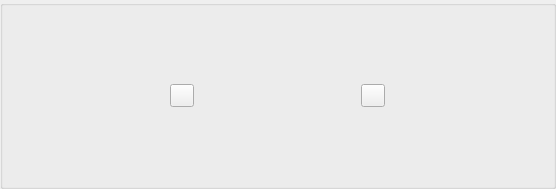
Frodo45127/runcher, file ui_templates/actions_groupbox.ui: the form before one commit.
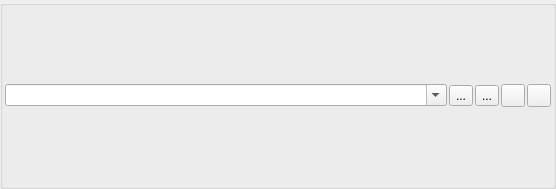
The form after the commit. Icons and pictures are not drawn. Custom widgets are drawn as their Qt base class.

Commit message: Rudimentary profile system implemented.

What changed in the file:
```diff
--- a/ui_templates/actions_groupbox.ui
+++ b/ui_templates/actions_groupbox.ui
@@ -29,7 +29,7 @@
    <property name="spacing">
     <number>2</number>
    </property>
-   <item row="0" column="1">
+   <item row="0" column="4">
     <widget class="QToolButton" name="play_button">
      <property name="text">
       <string/>
@@ -40,17 +40,46 @@
     </widget>
    </item>
    <item row="0" column="0">
+    <widget class="KComboBox" name="profile_combobox">
+     <property name="editable">
+      <bool>true</bool>
+     </property>
+    </widget>
+   </item>
+   <item row="0" column="3">
     <widget class="QToolButton" name="settings_button">
      <property name="text">
       <string/>
      </property>
      <property name="icon">
-      <iconset theme="settings-configure"/>
+      <iconset theme="settings-configure">
+       <normaloff>.</normaloff>.</iconset>
+     </property>
+    </widget>
+   </item>
+   <item row="0" column="1">
+    <widget class="QToolButton" name="profile_load_button">
+     <property name="text">
+      <string>...</string>
+     </property>
+    </widget>
+   </item>
+   <item row="0" column="2">
+    <widget class="QToolButton" name="profile_save_button">
+     <property name="text">
+      <string>...</string>
      </property>
     </widget>
    </item>
   </layout>
  </widget>
+ <customwidgets>
+  <customwidget>
+   <class>KComboBox</class>
+   <extends>QComboBox</extends>
+   <header>kcombobox.h</header>
+  </customwidget>
+ </customwidgets>
  <resources/>
  <connections/>
 </ui>
```
Left out of the diff: 3 changed lines with no effect on the pictures. The commit also changes 6 other files.
